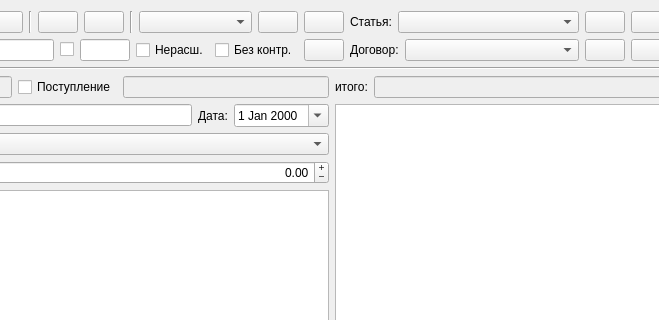
GorINIch73/Audit, file formbank.ui: the form before one commit; both pictures show x 221 to 880 and y 0 to 320 of the 1105 by 593 pixel window.
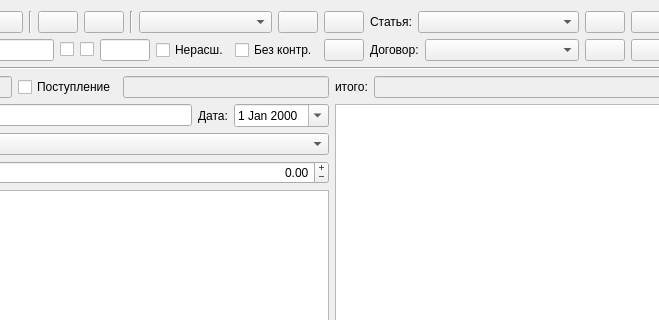
The form after the commit. Icons and pictures are not drawn.

Commit message: добавил возможность фильтра по строкам через запятую

The edit to the form file:
```diff
--- a/formbank.ui
+++ b/formbank.ui
@@ -154,9 +154,6 @@
                <property name="toolTip">
                 <string>Фильтр по контрагенту</string>
                </property>
-               <property name="sizeAdjustPolicy">
-                <enum>QComboBox::AdjustToMinimumContentsLength</enum>
-               </property>
               </widget>
              </item>
              <item>
@@ -253,6 +250,16 @@
            </property>
           </widget>
          </item>
+         <item>
+          <widget class="QCheckBox" name="checkBox_MF">
+           <property name="toolTip">
+            <string>Использовать разделитель в запросе</string>
+           </property>
+           <property name="text">
+            <string/>
+           </property>
+          </widget>
+         </item>
          <item>
           <widget class="QLineEdit" name="lineEdit_flt_art">
            <property name="sizePolicy">
@@ -338,9 +345,6 @@
            <property name="toolTip">
             <string>Статья для добавления расшифровки</string>
            </property>
-           <property name="sizeAdjustPolicy">
-            <enum>QComboBox::AdjustToMinimumContentsLength</enum>
-           </property>
           </widget>
          </item>
          <item>
@@ -431,9 +435,6 @@
            <property name="toolTip">
             <string>Контракт для добавления в расшифровку</string>
            </property>
-           <property name="sizeAdjustPolicy">
-            <enum>QComboBox::AdjustToMinimumContentsLength</enum>
-           </property>
           </widget>
          </item>
          <item>
```
Left out of the diff: 3 changed lines with no effect on the pictures. The commit also changes 2 other files.
